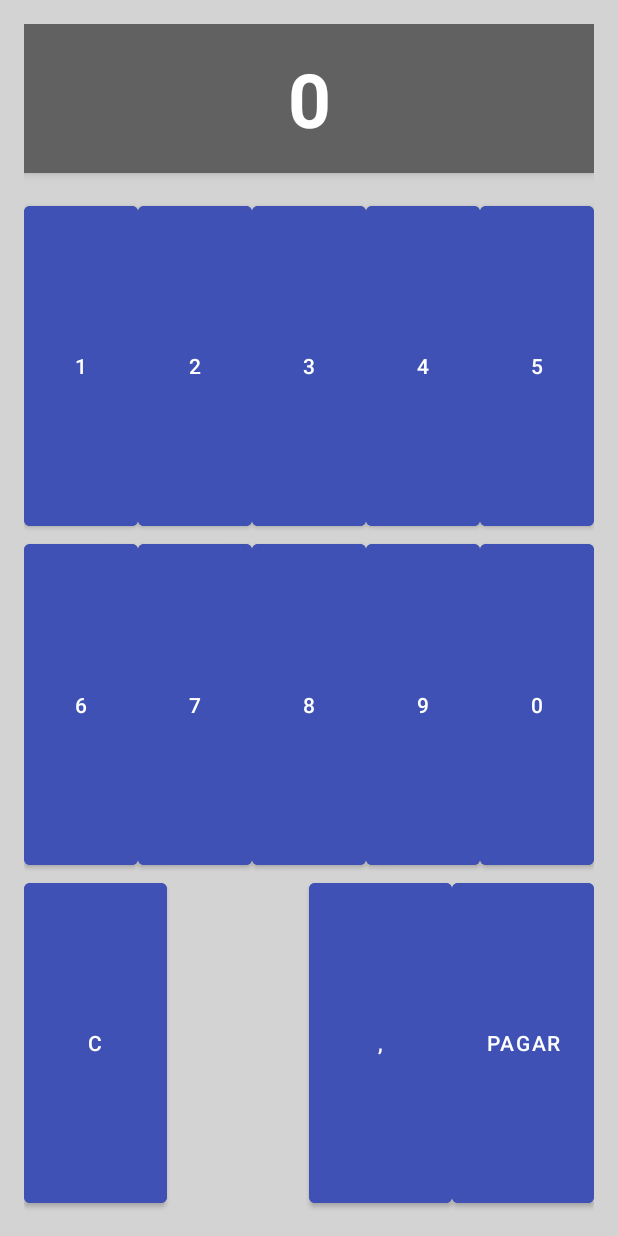
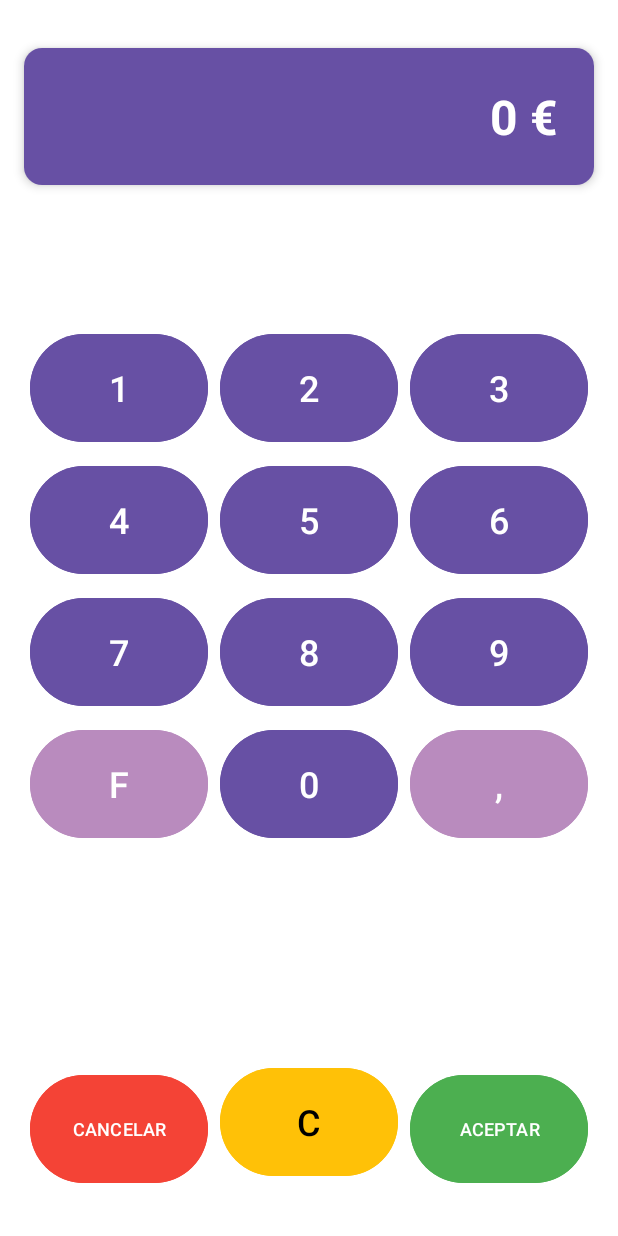
Before and after one commit to HectorFC67/LaboralKutxaTPV, an Android app: the fragment FirstFragment shown on its own in the app's theme, after a tap on "Introducir importe", on a phone screen of 412 x 824 dp. Run offline under Robolectric (Android 15) with nearby library versions, the phone set to English and light mode, and no system bars; 1 statement that could not run was skipped.

Commit message:
Calculadora PRO
Estructura y lógica cambiada. El fondo tiene un gradiente que se puede editar fácilmente (forma, grado, color, etc.)

```diff
--- a/app/src/main/AndroidManifest.xml
+++ b/app/src/main/AndroidManifest.xml
@@ -70,6 +70,10 @@
         <activity android:name=".EncuestaSatisfaccionActivity" />
 
         <activity android:name=".IntroducirPago" />
+
+        <!-- Nueva actividad para introducir pago con teclado tipo TPV -->
+        <activity android:name=".IntroducirPago2" />
+
     </application>
 
 </manifest>
--- a/app/src/main/java/com/example/laboralkutxatpv/FirstFragment.kt
+++ b/app/src/main/java/com/example/laboralkutxatpv/FirstFragment.kt
@@ -8,6 +8,7 @@ import android.widget.Toast
 import androidx.fragment.app.Fragment
 import com.example.laboralkutxatpv.databinding.FragmentFirstBinding
 import android.content.Intent
+import android.app.Activity
 
 class FirstFragment : Fragment() {
 
@@ -49,8 +50,8 @@ class FirstFragment : Fragment() {
         }
         // Historial de Ventas
         binding.buttonPagarDirecto.setOnClickListener {
-            val intent = Intent(requireContext(), IntroducirPago::class.java)
-            startActivity(intent)
+            val intent = Intent(requireContext(), IntroducirPago2::class.java)
+            startActivityForResult(intent, REQUEST_CODE_INTRODUCIR_PAGO)
         }
     }
 
@@ -58,4 +59,17 @@ class FirstFragment : Fragment() {
         super.onDestroyView()
         _binding = null
     }
+
+    companion object {
+        private const val REQUEST_CODE_INTRODUCIR_PAGO = 1001
+    }
+
+    override fun onActivityResult(requestCode: Int, resultCode: Int, data: Intent?) {
+        super.onActivityResult(requestCode, resultCode, data)
+        if (requestCode == REQUEST_CODE_INTRODUCIR_PAGO && resultCode == Activity.RESULT_OK) {
+            val importe = data?.getDoubleExtra("importe", 0.0) ?: 0.0
+            // Aquí puedes manejar el importe introducido
+            Toast.makeText(requireContext(), "Importe introducido: ${String.format("%.2f€", importe)}", Toast.LENGTH_LONG).show()
+        }
+    }
 }
--- /dev/null
+++ b/app/src/main/java/com/example/laboralkutxatpv/IntroducirPago2.kt
@@ -0,0 +1,161 @@
+package com.example.laboralkutxatpv
+
+import android.content.Intent
+import android.os.Bundle
+import android.view.View
+import android.widget.Button
+import androidx.appcompat.app.AppCompatActivity
+import com.example.laboralkutxatpv.databinding.ActivityIntroducirPago2Binding
+import java.text.NumberFormat
+import java.util.Locale
+
+class IntroducirPago2 : AppCompatActivity() {
+    private lateinit var binding: ActivityIntroducirPago2Binding
+    private var importeActual: String = "0"
+    private var hayComa: Boolean = false
+    private var decimales: Int = 0
+    private val formatoMoneda = NumberFormat.getCurrencyInstance(Locale("es", "ES"))
+
+    override fun onCreate(savedInstanceState: Bundle?) {
+        super.onCreate(savedInstanceState)
+        binding = ActivityIntroducirPago2Binding.inflate(layoutInflater)
+        setContentView(binding.root)
+
+        setupBotonesNumericos()
+        setupBotonesControl()
+        actualizarDisplay()
+    }
+
+    private fun setupBotonesNumericos() {
+        // Configurar botones numéricos (0-9)
+        val botonesNumericos = arrayOf(
+            binding.btn0, binding.btn1, binding.btn2, binding.btn3, binding.btn4,
+            binding.btn5, binding.btn6, binding.btn7, binding.btn8, binding.btn9
+        )
+
+        botonesNumericos.forEachIndexed { index, boton ->
+            boton.setOnClickListener { agregarNumero(index) }
+        }
+
+        // Configurar botón coma
+        binding.btnComa.setOnClickListener { agregarComa() }
+
+        // Configurar botón F (ahora borra último dígito)
+        binding.btnF.setOnClickListener { borrarUltimoDigito() }
+    }
+
+    private fun setupBotonesControl() {
+        // Botón rojo (Cancelar)
+        binding.btnCancelar.apply {
+            text = "CANCELAR"
+            setOnClickListener {
+                setResult(RESULT_CANCELED)
+                finish()
+            }
+        }
+
+        // Botón amarillo (Borrar todo)
+        binding.btnBorrar.apply {
+            text = "C"
+            setOnClickListener { borrarTodo() }
+        }
+
+        // Botón verde (Aceptar)
+        binding.btnAceptar.apply {
+            text = "ACEPTAR"
+            setOnClickListener { aceptarImporte() }
+        }
+    }
+
+    private fun agregarNumero(numero: Int) {
+        if (hayComa) {
+            val parteDecimal = importeActual.substring(importeActual.indexOf(",") + 1)
+            if (parteDecimal == "00") {
+                // Si tenemos ,00 reemplazamos el primer 0
+                importeActual = importeActual.substring(0, importeActual.length - 2) + numero.toString() + "0"
+            } else if (parteDecimal.length == 2 && parteDecimal.endsWith("0")) {
+                // Si el segundo dígito es 0, lo reemplazamos
+                importeActual = importeActual.substring(0, importeActual.length - 1) + numero.toString()
+            } else if (parteDecimal.length == 2) {
+                // Si ya tenemos dos decimales, reemplazamos el último
+                importeActual = importeActual.substring(0, importeActual.length - 1) + numero.toString()
+            }
+        } else {
+            if (importeActual == "0") {
+                importeActual = numero.toString()
+            } else {
+                importeActual += numero.toString()
+            }
+        }
+        actualizarDisplay()
+    }
+
+    private fun agregarComa() {
+        if (!hayComa) {
+            hayComa = true
+            importeActual += ",00"
+            actualizarDisplay()
+        }
+    }
+
+    private fun borrarUltimoDigito() {
+        if (hayComa) {
+            val parteDecimal = importeActual.substring(importeActual.indexOf(",") + 1)
+            if (parteDecimal.endsWith("0")) {
+                // Si termina en 0, quitamos la coma y los decimales
+                importeActual = importeActual.substring(0, importeActual.indexOf(","))
+                hayComa = false
+            } else {
+                // Si no termina en 0, reemplazamos el último número por 0
+                importeActual = importeActual.substring(0, importeActual.length - 1) + "0"
+            }
+        } else if (importeActual.length > 1) {
+            importeActual = importeActual.substring(0, importeActual.length - 1)
+        } else {
+            importeActual = "0"
+        }
+        actualizarDisplay()
+    }
+
+    private fun borrarTodo() {
+        importeActual = "0"
+        hayComa = false
+        decimales = 0
+        actualizarDisplay()
+    }
+
+    private fun actualizarDisplay() {
+        try {
+            // Convertimos la cadena reemplazando la coma por punto para el parsing
+            val numeroStr = if (hayComa) importeActual.replace(",", ".") else importeActual
+            val numero = numeroStr.toDouble()
+
+            if (hayComa) {
+                // Si hay coma, mostramos los decimales (usando coma)
+                val parteEntera = numero.toInt()
+                val parteDecimal = importeActual.substring(importeActual.indexOf(",") + 1)
+                binding.tvImporte.text = String.format("%d,%s €", parteEntera, parteDecimal)
+            } else {
+                // Si no hay coma, mostramos solo enteros
+                binding.tvImporte.text = String.format("%d €", numero.toInt())
+            }
+        } catch (e: NumberFormatException) {
+            binding.tvImporte.text = "0 €"
+        }
+    }
+
+    private fun aceptarImporte() {
+        try {
+            // Convertimos la cadena reemplazando la coma por punto para el parsing
+            val numeroStr = if (hayComa) importeActual.replace(",", ".") else importeActual
+            val importe = numeroStr.toDouble()
+            val intent = Intent()
+            intent.putExtra("importe", importe)
+            setResult(RESULT_OK, intent)
+            finish()
+        } catch (e: NumberFormatException) {
+            setResult(RESULT_CANCELED)
+            finish()
+        }
+    }
+}
--- a/app/src/main/java/com/example/laboralkutxatpv/SeleccionMetodoPagoActivity.kt
+++ b/app/src/main/java/com/example/laboralkutxatpv/SeleccionMetodoPagoActivity.kt
@@ -19,6 +19,7 @@ class SeleccionMetodoPagoActivity : AppCompatActivity() {
 
     private lateinit var binding: ActivitySeleccionMetodoPago2Binding
     private var montoTotal: Double = 0.0
+    private val REQUEST_CODE_INTRODUCIR_PAGO = 1
 
     override fun onCreate(savedInstanceState: Bundle?) {
         super.onCreate(savedInstanceState)
@@ -50,7 +51,16 @@ class SeleccionMetodoPagoActivity : AppCompatActivity() {
 
         // Configurar botón de bizum
         binding.btnBizum.setOnClickListener() {
+            val intent = Intent(this, IntroducirPago2::class.java)
+            startActivityForResult(intent, REQUEST_CODE_INTRODUCIR_PAGO)
+        }
+    }
 
+    override fun onActivityResult(requestCode: Int, resultCode: Int, data: Intent?) {
+        super.onActivityResult(requestCode, resultCode, data)
+        if (requestCode == REQUEST_CODE_INTRODUCIR_PAGO && resultCode == RESULT_OK) {
+            val importe = data?.getDoubleExtra("importe", 0.0) ?: 0.0
+            // Usar el importe...
         }
     }
 }
--- /dev/null
+++ b/app/src/main/res/drawable/background_gradient.xml
@@ -0,0 +1,10 @@
+<?xml version="1.0" encoding="utf-8"?>
+<shape xmlns:android="http://schemas.android.com/apk/res/android">
+    <gradient
+        android:angle="135"
+        android:endColor="#FFFFFF"
+        android:startColor="#FFFFFF"
+        android:centerColor="#FFFFFF"
+
+        android:type="linear" />
+</shape>
--- /dev/null
+++ b/app/src/main/res/layout/activity_introducir_pago2.xml
@@ -0,0 +1,236 @@
+<?xml version="1.0" encoding="utf-8"?>
+<androidx.constraintlayout.widget.ConstraintLayout xmlns:android="http://schemas.android.com/apk/res/android"
+    xmlns:app="http://schemas.android.com/apk/res-auto"
+    android:layout_width="match_parent"
+    android:layout_height="match_parent"
+    android:background="@color/white">
+
+    <!-- Fondo con gradiente suave -->
+    <View
+        android:layout_width="match_parent"
+        android:layout_height="match_parent"
+        android:background="@drawable/background_gradient" />
+
+    <!-- Display para mostrar el importe -->
+    <androidx.cardview.widget.CardView
+        android:id="@+id/cardImporte"
+        android:layout_width="match_parent"
+        android:layout_height="wrap_content"
+        android:layout_marginHorizontal="16dp"
+        android:layout_marginTop="32dp"
+        app:cardCornerRadius="12dp"
+        app:cardElevation="4dp"
+        app:layout_constraintTop_toTopOf="parent">
+
+        <TextView
+            android:id="@+id/tvImporte"
+            android:layout_width="match_parent"
+            android:layout_height="wrap_content"
+            android:background="?attr/colorPrimary"
+            android:padding="24dp"
+            android:text="0,00 €"
+            android:textAlignment="viewEnd"
+            android:textColor="@color/white"
+            android:textSize="32sp"
+            android:textStyle="bold" />
+    </androidx.cardview.widget.CardView>
+
+    <!-- Grid de botones -->
+    <GridLayout
+        android:id="@+id/gridTeclado"
+        android:layout_width="0dp"
+        android:layout_height="wrap_content"
+        android:layout_marginHorizontal="16dp"
+        android:columnCount="3"
+        android:rowCount="5"
+        app:layout_constraintBottom_toTopOf="@id/layoutBotonesControl"
+        app:layout_constraintEnd_toEndOf="parent"
+        app:layout_constraintStart_toStartOf="parent"
+        app:layout_constraintTop_toBottomOf="@id/cardImporte"
+        app:layout_constraintVertical_bias="0.4">
+
+        <!-- Fila 1 -->
+        <com.google.android.material.button.MaterialButton
+            android:id="@+id/btn1"
+            android:layout_width="0dp"
+            android:layout_height="80dp"
+            android:layout_columnWeight="1"
+            android:layout_margin="4dp"
+            android:backgroundTint="?attr/colorPrimary"
+            android:text="1"
+            android:textSize="24sp"
+            app:cornerRadius="40dp" />
+
+        <com.google.android.material.button.MaterialButton
+            android:id="@+id/btn2"
+            android:layout_width="0dp"
+            android:layout_height="80dp"
+            android:layout_columnWeight="1"
+            android:layout_margin="4dp"
+            android:backgroundTint="?attr/colorPrimary"
+            android:text="2"
+            android:textSize="24sp"
+            app:cornerRadius="40dp" />
+
+        <com.google.android.material.button.MaterialButton
+            android:id="@+id/btn3"
+            android:layout_width="0dp"
+            android:layout_height="80dp"
+            android:layout_columnWeight="1"
+            android:layout_margin="4dp"
+            android:backgroundTint="?attr/colorPrimary"
+            android:text="3"
+            android:textSize="24sp"
+            app:cornerRadius="40dp" />
+
+        <!-- Fila 2 -->
+        <com.google.android.material.button.MaterialButton
+            android:id="@+id/btn4"
+            android:layout_width="0dp"
+            android:layout_height="80dp"
+            android:layout_columnWeight="1"
+            android:layout_margin="4dp"
+            android:backgroundTint="?attr/colorPrimary"
+            android:text="4"
+            android:textSize="24sp"
+            app:cornerRadius="40dp" />
+
+        <com.google.android.material.button.MaterialButton
+            android:id="@+id/btn5"
+            android:layout_width="0dp"
+            android:layout_height="80dp"
+            android:layout_columnWeight="1"
+            android:layout_margin="4dp"
+            android:backgroundTint="?attr/colorPrimary"
+            android:text="5"
+            android:textSize="24sp"
+            app:cornerRadius="40dp" />
+
+        <com.google.android.material.button.MaterialButton
+            android:id="@+id/btn6"
+            android:layout_width="0dp"
+            android:layout_height="80dp"
+            android:layout_columnWeight="1"
+            android:layout_margin="4dp"
+            android:backgroundTint="?attr/colorPrimary"
+            android:text="6"
+            android:textSize="24sp"
+            app:cornerRadius="40dp" />
+
+        <!-- Fila 3 -->
+        <com.google.android.material.button.MaterialButton
+            android:id="@+id/btn7"
+            android:layout_width="0dp"
+            android:layout_height="80dp"
+            android:layout_columnWeight="1"
+            android:layout_margin="4dp"
+            android:backgroundTint="?attr/colorPrimary"
+            android:text="7"
+            android:textSize="24sp"
+            app:cornerRadius="40dp" />
+
+        <com.google.android.material.button.MaterialButton
+            android:id="@+id/btn8"
+            android:layout_width="0dp"
+            android:layout_height="80dp"
+            android:layout_columnWeight="1"
+            android:layout_margin="4dp"
+            android:backgroundTint="?attr/colorPrimary"
+            android:text="8"
+            android:textSize="24sp"
+            app:cornerRadius="40dp" />
+
+        <com.google.android.material.button.MaterialButton
+            android:id="@+id/btn9"
+            android:layout_width="0dp"
+            android:layout_height="80dp"
+            android:layout_columnWeight="1"
+            android:layout_margin="4dp"
+            android:backgroundTint="?attr/colorPrimary"
+            android:text="9"
+            android:textSize="24sp"
+            app:cornerRadius="40dp" />
+
+        <!-- Fila 4 -->
+        <com.google.android.material.button.MaterialButton
+            android:id="@+id/btnF"
+            android:layout_width="0dp"
+            android:layout_height="80dp"
+            android:layout_columnWeight="1"
+            android:layout_margin="4dp"
+            android:backgroundTint="#b98bbe"
+            android:text="F"
+            android:textSize="24sp"
+            app:cornerRadius="40dp" />
+
+        <com.google.android.material.button.MaterialButton
+            android:id="@+id/btn0"
+            android:layout_width="0dp"
+            android:layout_height="80dp"
+            android:layout_columnWeight="1"
+            android:layout_margin="4dp"
+            android:backgroundTint="?attr/colorPrimary"
+            android:text="0"
+            android:textSize="24sp"
+            app:cornerRadius="40dp" />
+
+        <com.google.android.material.button.MaterialButton
+            android:id="@+id/btnComa"
+            android:layout_width="0dp"
+            android:layout_height="80dp"
+            android:layout_columnWeight="1"
+            android:layout_margin="4dp"
+            android:backgroundTint="#b98bbe"
+            android:text=","
+            android:textSize="24sp"
+            app:cornerRadius="40dp" />
+
+    </GridLayout>
+
+    <!-- Botones de control en la parte inferior -->
+    <LinearLayout
+        android:id="@+id/layoutBotonesControl"
+        android:layout_width="match_parent"
+        android:layout_height="wrap_content"
+        android:layout_marginHorizontal="16dp"
+        android:layout_marginBottom="32dp"
+        android:orientation="horizontal"
+        app:layout_constraintBottom_toBottomOf="parent">
+
+        <com.google.android.material.button.MaterialButton
+            android:id="@+id/btnCancelar"
+            android:layout_width="0dp"
+            android:layout_height="80dp"
+            android:layout_margin="4dp"
+            android:layout_weight="1"
+            android:backgroundTint="#F44336"
+            android:text="CANCELAR"
+            android:textSize="12sp"
+            app:cornerRadius="40dp" />
+
+        <com.google.android.material.button.MaterialButton
+            android:id="@+id/btnBorrar"
+            android:layout_width="0dp"
+            android:layout_height="80dp"
+            android:layout_margin="4dp"
+            android:layout_weight="1"
+            android:backgroundTint="#FFC107"
+            android:text="C"
+            android:textColor="@android:color/black"
+            android:textSize="24sp"
+            app:cornerRadius="40dp" />
+
+        <com.google.android.material.button.MaterialButton
+            android:id="@+id/btnAceptar"
+            android:layout_width="0dp"
+            android:layout_height="80dp"
+            android:layout_margin="4dp"
+            android:layout_weight="1"
+            android:backgroundTint="#4CAF50"
+            android:text="ACEPTAR"
+            android:textSize="12sp"
+            app:cornerRadius="40dp" />
+
+    </LinearLayout>
+
+</androidx.constraintlayout.widget.ConstraintLayout>
--- a/app/src/main/res/values/colors.xml
+++ b/app/src/main/res/values/colors.xml
@@ -1,11 +1,11 @@
 <?xml version="1.0" encoding="utf-8"?>
-  <resources>
+<resources>
     <!-- Colores básicos -->
     <color name="black">#FF000000</color>
     <color name="white">#FFFFFFFF</color>
     <color name="gray">#FF808080</color>
     <color name="light_gray">#FFD3D3D3</color>
-    <color name="dark_gray">#FFA9A9A9</color>
+    <color name="s">#FFA9A9A9</color>
 
     <!-- Colores primarios -->
     <color name="red">#FFFF0000</color>
@@ -69,7 +69,14 @@
     <color name="neon_yellow">#FFF5FF14</color>
     <color name="neon_purple">#FF8F00FF</color>
     <color name="neon_pink">#FFFF10F0</color>
-  <color name="deep_blue">#3F51B5</color>
-  <color name="light_blue">#81D4FA</color>
-  <color name="darker_gray">#616161</color>
-  </resources>
+
+    <!-- Colores de la app -->
+    <color name="deep_blue">#3F51B5</color>
+    <color name="light_blue">#81D4FA</color>
+    <color name="darker_gray">#616161</color>
+    <color name="purple_200">#FFBB86FC</color>
+    <color name="purple_500">#FF6200EE</color>
+    <color name="purple_700">#FF3700B3</color>
+    <color name="teal_200">#FF03DAC5</color>
+    <color name="teal_700">#FF018786</color>
+</resources>
```
